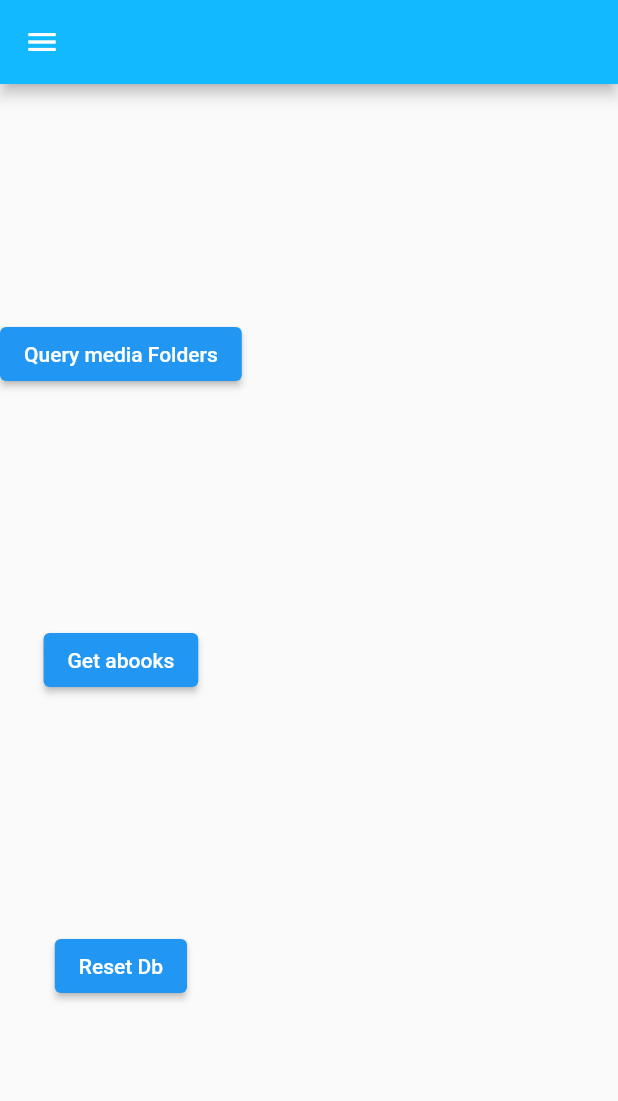
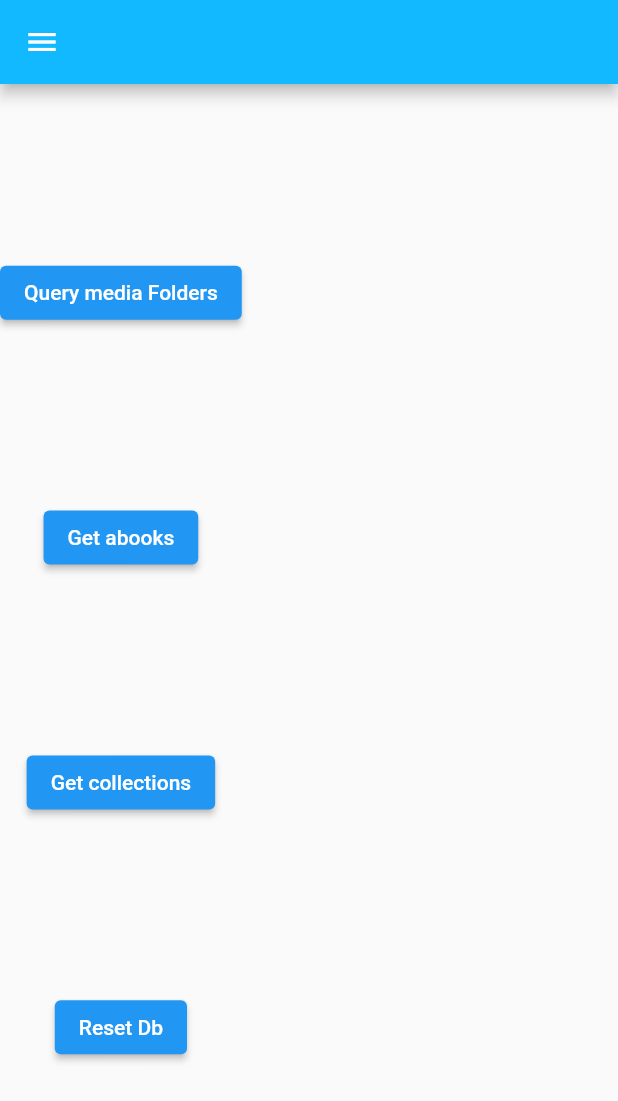
Before and after one commit to materoy/Audiobooks, a Flutter app: the HomeView screen opened by its route, after a tap on "Query media Folders", on a phone screen of 412 x 824 dp. Shown: the top 1101 px of the screen. Run offline on Flutter 3.47's test engine with Material 2 defaults, Android fonts, the phone set to English and light mode, and no system bars; our stand-ins replace file_picker, get, get_storage, sqflite; missing offline and left inert: flutter_media_metadata; accounts and stored records are empty; generated files the repository leaves out were written again.

Commit message:
add collection

```diff
--- a/lib/app/data/models/audiobook_collection.dart
+++ b/lib/app/data/models/audiobook_collection.dart
@@ -1,24 +1,45 @@
+import 'dart:typed_data';
+
 class AudiobookCollection {
-  AudiobookCollection(
-      {required this.tracksIds,
-      required this.currentTrackId,
-      required this.collectionDuration});
+  AudiobookCollection({
+    this.collectionId,
+    this.currentTrackId,
+    this.collectionDuration,
+    required this.collectionName,
+    this.collectionAuthor,
+    this.collectionLength,
+    this.collectionArt,
+  });
 
   factory AudiobookCollection.fromMap(Map<String, dynamic> abookCollectionMap) {
     return AudiobookCollection(
-        tracksIds: abookCollectionMap['tracksIds'],
-        collectionDuration: abookCollectionMap['abookCollectionMap'],
-        currentTrackId: abookCollectionMap['currentTrackId']);
+      collectionId: abookCollectionMap['collectionId'],
+      currentTrackId: abookCollectionMap['currentTrackId'],
+      collectionDuration: abookCollectionMap['collectionDuration'],
+      collectionName: abookCollectionMap['collectionName'],
+      collectionAuthor: abookCollectionMap['collectionAuthor'],
+      collectionLength: abookCollectionMap['collectionLength'],
+      collectionArt: abookCollectionMap['collectionArt'],
+    );
   }
 
   Map<String, dynamic> toMap(AudiobookCollection audiobookCollection) {
     return {
-      'tracksIds': audiobookCollection.tracksIds,
+      'collectionId': audiobookCollection.collectionId,
       'currentTrackId': audiobookCollection.currentTrackId,
+      'collectionDuration': audiobookCollection.collectionDuration,
+      'collectionName': audiobookCollection.collectionName,
+      'collectionAuthor': audiobookCollection.collectionAuthor,
+      'collectionLength': audiobookCollection.collectionLength,
+      'collectionArt': audiobookCollection.collectionArt,
     };
   }
 
-  final List<int> tracksIds;
-  final int collectionDuration;
-  final int currentTrackId;
+  final int? collectionId;
+  final int? currentTrackId;
+  final int? collectionDuration;
+  final String collectionName;
+  final String? collectionAuthor;
+  final int? collectionLength;
+  final Uint8List? collectionArt;
 }
--- a/lib/app/modules/home/views/home_view.dart
+++ b/lib/app/modules/home/views/home_view.dart
@@ -27,14 +27,18 @@ class HomeView extends GetView<HomeController> {
             ElevatedButton(
                 onPressed: () =>
                     MediaScanner(controller.localDatabase).queryMediaFolders(),
-                child: Text('Query media Folders')),
+                child: const Text('Query media Folders')),
             ElevatedButton(
                 onPressed: () =>
                     MediaScanner(controller.localDatabase).getAudiobooks(),
-                child: Text('Get abooks')),
+                child: const Text('Get abooks')),
+            ElevatedButton(
+                onPressed: () =>
+                    MediaScanner(controller.localDatabase).getCollection(),
+                child: const Text('Get collections')),
             ElevatedButton(
                 onPressed: () => controller.localDatabase.resetDatabase(),
-                child: Text('Reset Db')),
+                child: const Text('Reset Db')),
           ],
         ));
   }
--- a/lib/app/utils/database.dart
+++ b/lib/app/utils/database.dart
@@ -46,6 +46,10 @@ class LocalDatabase {
         collectionId INTEGER PRIMARY_KEY,
         collectionDuration INTEGER,
         currentTrackId INTEGER,
+        collectionName TEXT,
+        collectionAuthor TEXT,
+        collectionLength INTEGER,
+        UNIQUE(collectionName)
         FOREIGN KEY (currentTrackId) REFERENCES $audiobooksTable(trackId)
     )''');
 
--- a/lib/app/utils/media_scanner.dart
+++ b/lib/app/utils/media_scanner.dart
@@ -2,6 +2,7 @@ import 'dart:async';
 import 'dart:io';
 
 import 'package:audiobooks/app/data/models/audiobook.dart';
+import 'package:audiobooks/app/data/models/audiobook_collection.dart';
 import 'package:flutter_media_metadata/flutter_media_metadata.dart';
 import 'package:path/path.dart' as p;
 
@@ -32,8 +33,20 @@ class MediaScanner {
         final String extensiton = p.extension(entity.path);
         if (AUDIO_MEDIA_TYPES.contains(extensiton)) {
           final Audiobook audiobook = await getMediaInfo(entity.path);
-          print(audiobook.path);
-          addAudiobookToDatabase(audiobook);
+          print(audiobook.albumArtistName);
+
+          /// Adds media to database
+          _addAudiobookToDatabase(audiobook);
+
+          /// Adds collection
+          if (audiobook.albumName != null) {
+            _addCollectionToDatabase(AudiobookCollection(
+              collectionName: audiobook.albumName!,
+              collectionAuthor: audiobook.albumArtistName,
+              collectionArt: audiobook.albumArt,
+              collectionLength: audiobook.albumLength,
+            ));
+          }
         }
       }
     }
@@ -48,7 +61,26 @@ class MediaScanner {
     return _audiobook;
   }
 
-  Future<void> addAudiobookToDatabase(Audiobook audiobook) async {
+  Future<void> _addCollectionToDatabase(AudiobookCollection collection) async {
+    final String collectionTable = LocalDatabase.audiobooksCollectionTable;
+
+    localDatabase.database.transaction((txn) async {
+      await txn.rawInsert('''
+        INSERT OR REPLACE INTO $collectionTable (
+          currentTrackId, collectionDuration, collectionName, collectionAuthor,
+          collectionLength
+        ) VALUES ( ?,?,?,?,?)
+      ''', [
+        collection.currentTrackId,
+        collection.collectionDuration,
+        collection.collectionName,
+        collection.collectionAuthor,
+        collection.collectionLength,
+      ]);
+    });
+  }
+
+  Future<void> _addAudiobookToDatabase(Audiobook audiobook) async {
     final String aTable = LocalDatabase.audiobooksTable;
 
     localDatabase.database.transaction((txn) async {
@@ -94,4 +126,13 @@ class MediaScanner {
     // }
     print(results!.length);
   }
+
+  Future<void> getCollection() async {
+    final results = await localDatabase.query(
+        table: LocalDatabase.audiobooksCollectionTable);
+    // for (final result in results!) {
+    //   print(result);
+    // }
+    print(results);
+  }
 }
```
